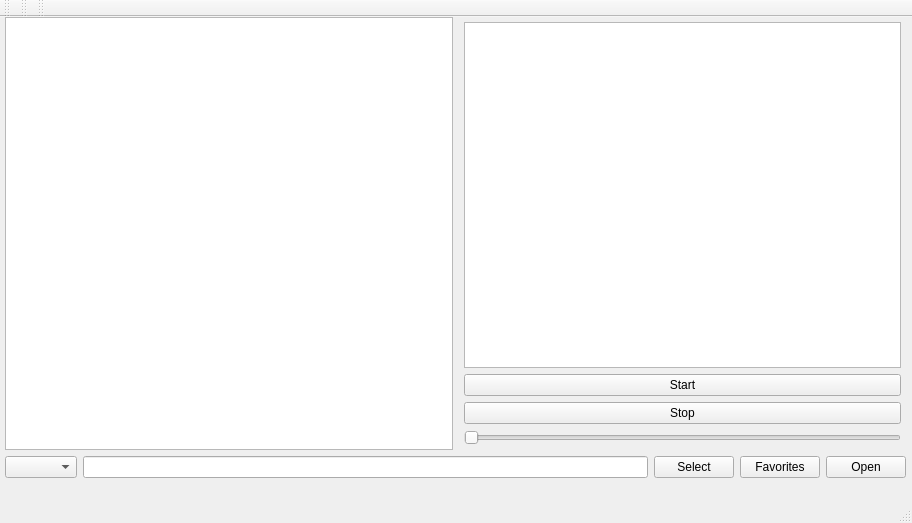
This is mainwindow.ui in Rolloke/GUI-Apps as Qt 5 draws it before an edit. The edited form follows.
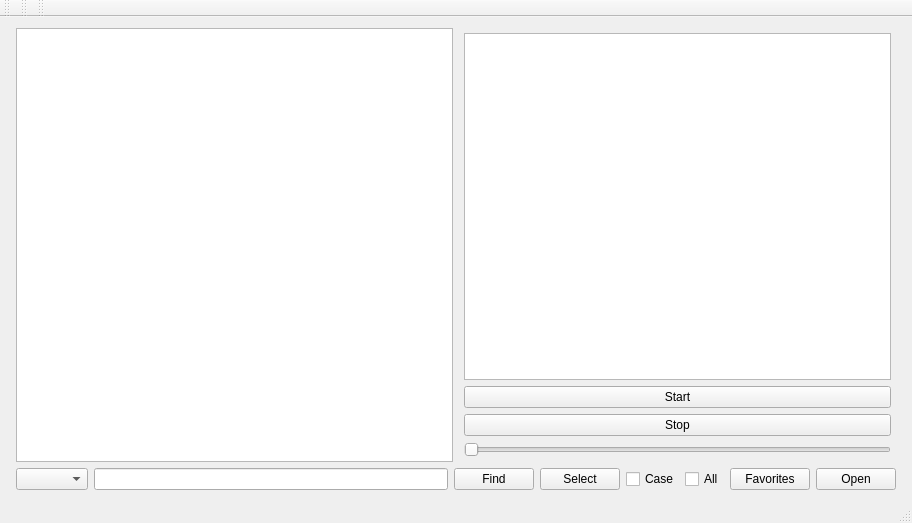
This is the edited form.

What changed in the file:
```diff
--- a/mainwindow.ui
+++ b/mainwindow.ui
@@ -16,11 +16,8 @@
   <property name="locale">
    <locale language="English" country="UnitedStates"/>
   </property>
-  <property name="sizePolicy">
-   <sizepolicy hsizetype="Preferred" vsizetype="Preferred">
-    <horstretch>0</horstretch>
-    <verstretch>0</verstretch>
-   </sizepolicy>
+  <property name="documentMode">
+   <bool>false</bool>
   </property>
   <widget class="QWidget" name="centralWidget">
    <property name="sizePolicy">
@@ -29,15 +26,8 @@
      <verstretch>1</verstretch>
     </sizepolicy>
    </property>
-   <widget class="QWidget" name="verticalLayoutWidget">
-    <property name="geometry">
-     <rect>
-      <x>0</x>
-      <y>0</y>
-      <width>911</width>
-      <height>461</height>
-     </rect>
-    </property>
+   <layout class="QGridLayout" name="gridLayout">
+    <item row="0" column="0">
     <layout class="QVBoxLayout" name="verticalLayout" stretch="0,0">
      <property name="spacing">
       <number>6</number>
@@ -175,10 +165,37 @@
         <number>5</number>
        </property>
        <item>
-        <widget class="QComboBox" name="comboBoxSearchColumn"/>
+         <widget class="QComboBox" name="comboBoxSearchColumn">
+          <property name="toolTip">
+           <string>Select column for search</string>
+          </property>
+          <property name="statusTip">
+           <string/>
+          </property>
+         </widget>
        </item>
        <item>
-        <widget class="QLineEdit" name="lineEditSelection"/>
+         <widget class="QLineEdit" name="lineEditSelection">
+          <property name="toolTip">
+           <string>Enter search text for selection</string>
+          </property>
+          <property name="statusTip">
+           <string/>
+          </property>
+         </widget>
+        </item>
+        <item>
+         <widget class="QPushButton" name="pushButtonFind">
+          <property name="toolTip">
+           <string>Find by text search</string>
+          </property>
+          <property name="statusTip">
+           <string/>
+          </property>
+          <property name="text">
+           <string>Find</string>
+          </property>
+         </widget>
        </item>
        <item>
         <widget class="QPushButton" name="pushButtonSelect">
@@ -187,6 +204,32 @@
          </property>
         </widget>
        </item>
+        <item>
+         <widget class="QCheckBox" name="checkBoxCaseSensitive">
+          <property name="toolTip">
+           <string>Select or find case sensitive</string>
+          </property>
+          <property name="statusTip">
+           <string/>
+          </property>
+          <property name="text">
+           <string>Case</string>
+          </property>
+         </widget>
+        </item>
+        <item>
+         <widget class="QCheckBox" name="checkBoxSelectAll">
+          <property name="toolTip">
+           <string>Check or uncheck all in list</string>
+          </property>
+          <property name="statusTip">
+           <string/>
+          </property>
+          <property name="text">
+           <string>All</string>
+          </property>
+         </widget>
+        </item>
        <item>
         <widget class="QPushButton" name="pushButtonSaveAsFavorites">
          <property name="statusTip">
@@ -210,7 +253,8 @@
       </layout>
      </item>
     </layout>
-   </widget>
+    </item>
+   </layout>
   </widget>
   <widget class="QMenuBar" name="menuBar">
    <property name="geometry">
```
Left out of the diff: 36 changed lines with no effect on the pictures. Lines whose indentation alone changed are shown as unchanged.
